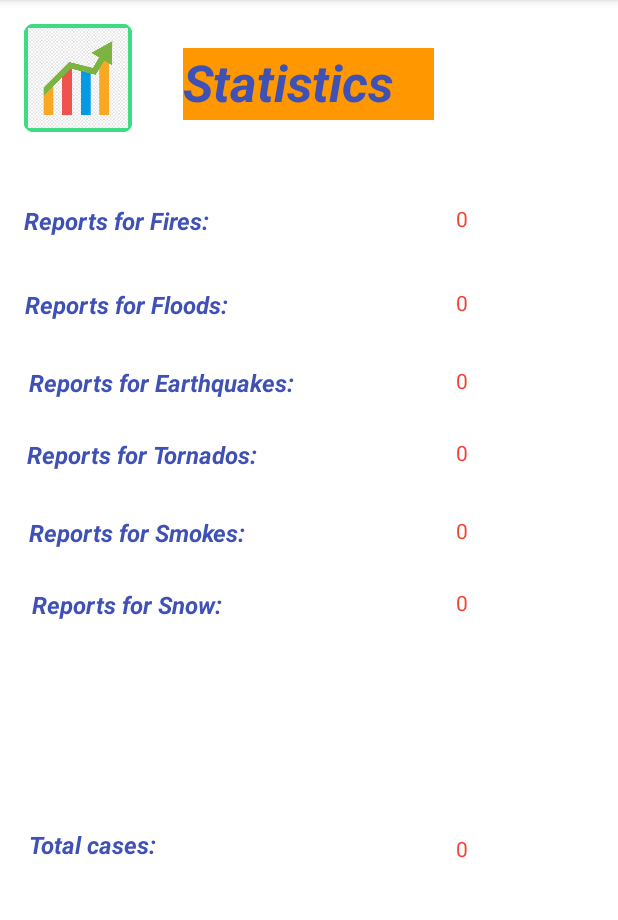
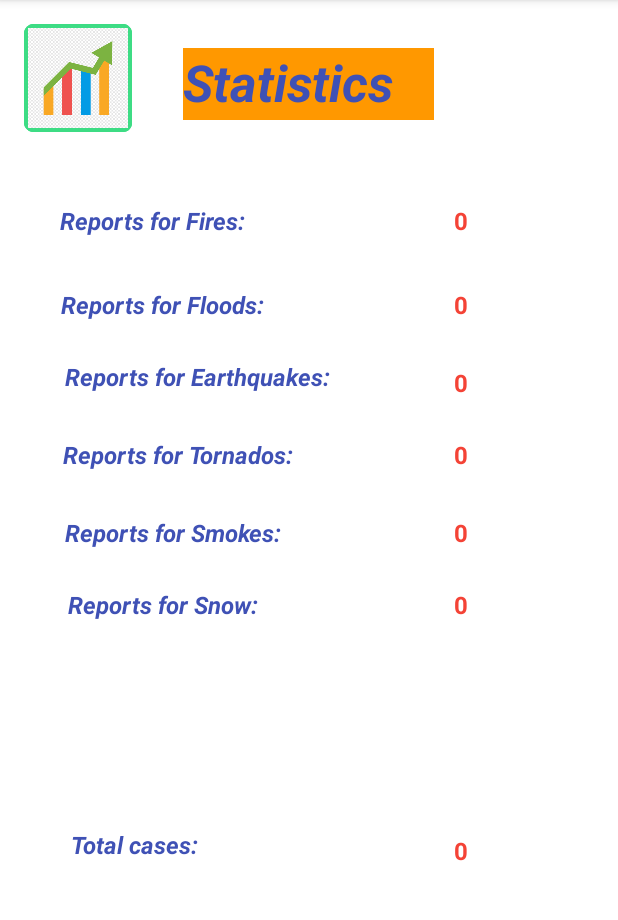
Before and after one commit to JasonSDMN2001/SmartAlert, an Android app: the MainActivity6 screen opened directly, with no data from a screen before it, on a phone screen of 412 x 824 dp, the part 84-1004 px from its top. Run offline under Robolectric (Android 15) with nearby library versions, the light colour scheme and no system bars; our stand-ins replace Firebase (no records; nobody signed in at launch, a user with empty details on screens opened directly).

Commit message:
statistics ui improvements

```diff
--- a/app/src/main/res/layout/activity_main6.xml
+++ b/app/src/main/res/layout/activity_main6.xml
@@ -14,6 +14,8 @@
         android:layout_marginEnd="100dp"
         android:text="TextView"
         android:textColor="#F44336"
+        android:textSize="16sp"
+        android:textStyle="bold"
         app:layout_constraintEnd_toEndOf="parent"
         app:layout_constraintTop_toTopOf="parent" />
 
@@ -22,7 +24,7 @@
         android:layout_width="wrap_content"
         android:layout_height="wrap_content"
         android:layout_marginTop="552dp"
-        android:layout_marginEnd="308dp"
+        android:layout_marginEnd="280dp"
         android:text="@string/total_cases"
         android:textColor="#3F51B5"
         android:textSize="16sp"
@@ -38,6 +40,8 @@
         android:layout_marginEnd="100dp"
         android:text="TextView"
         android:textColor="#F44336"
+        android:textSize="16sp"
+        android:textStyle="bold"
         app:layout_constraintEnd_toEndOf="parent"
         app:layout_constraintTop_toTopOf="parent" />
 
@@ -49,6 +53,8 @@
         android:layout_marginEnd="100dp"
         android:text="TextView"
         android:textColor="#F44336"
+        android:textSize="16sp"
+        android:textStyle="bold"
         app:layout_constraintEnd_toEndOf="parent"
         app:layout_constraintTop_toTopOf="parent" />
 
@@ -60,6 +66,8 @@
         android:layout_marginEnd="100dp"
         android:text="TextView"
         android:textColor="#F44336"
+        android:textSize="16sp"
+        android:textStyle="bold"
         app:layout_constraintEnd_toEndOf="parent"
         app:layout_constraintTop_toTopOf="parent" />
 
@@ -71,6 +79,8 @@
         android:layout_marginEnd="100dp"
         android:text="TextView"
         android:textColor="#F44336"
+        android:textSize="16sp"
+        android:textStyle="bold"
         app:layout_constraintEnd_toEndOf="parent"
         app:layout_constraintTop_toTopOf="parent" />
 
@@ -82,6 +92,8 @@
         android:layout_marginEnd="100dp"
         android:text="TextView"
         android:textColor="#F44336"
+        android:textSize="16sp"
+        android:textStyle="bold"
         app:layout_constraintEnd_toEndOf="parent"
         app:layout_constraintTop_toTopOf="parent" />
 
@@ -90,8 +102,60 @@
         android:layout_width="wrap_content"
         android:layout_height="wrap_content"
         android:layout_marginTop="392dp"
-        android:layout_marginEnd="264dp"
+        android:layout_marginEnd="240dp"
         android:text="@string/reports_for_snow"
+        android:textColor="#3F51B5"
+        android:textSize="16sp"
+        android:textStyle="bold|italic"
+        app:layout_constraintEnd_toEndOf="parent"
+        app:layout_constraintTop_toTopOf="parent" />
+
+    <TextView
+        android:id="@+id/textView17"
+        android:layout_width="wrap_content"
+        android:layout_height="wrap_content"
+        android:layout_marginTop="136dp"
+        android:layout_marginEnd="248dp"
+        android:text="@string/reports_for_fires"
+        android:textColor="#3F51B5"
+        android:textSize="16sp"
+        android:textStyle="bold|italic"
+        app:layout_constraintEnd_toEndOf="parent"
+        app:layout_constraintTop_toTopOf="parent" />
+
+    <TextView
+        android:id="@+id/textView29"
+        android:layout_width="wrap_content"
+        android:layout_height="wrap_content"
+        android:layout_marginTop="240dp"
+        android:layout_marginEnd="192dp"
+        android:text="@string/reports_for_earthquakes"
+        android:textColor="#3F51B5"
+        android:textSize="16sp"
+        android:textStyle="bold|italic"
+        app:layout_constraintEnd_toEndOf="parent"
+        app:layout_constraintTop_toTopOf="parent" />
+
+    <TextView
+        android:id="@+id/textView30"
+        android:layout_width="wrap_content"
+        android:layout_height="wrap_content"
+        android:layout_marginTop="292dp"
+        android:layout_marginEnd="216dp"
+        android:text="@string/reports_for_tornados"
+        android:textColor="#3F51B5"
+        android:textSize="16sp"
+        android:textStyle="bold|italic"
+        app:layout_constraintEnd_toEndOf="parent"
+        app:layout_constraintTop_toTopOf="parent" />
+
+    <TextView
+        android:id="@+id/textView28"
+        android:layout_width="wrap_content"
+        android:layout_height="wrap_content"
+        android:layout_marginTop="192dp"
+        android:layout_marginEnd="236dp"
+        android:text="@string/reports_for_floods"
         android:textColor="#3F51B5"
         android:textSize="16sp"
         android:textStyle="bold|italic"
@@ -103,47 +167,8 @@
         android:layout_width="wrap_content"
         android:layout_height="wrap_content"
         android:layout_marginTop="344dp"
-        android:layout_marginEnd="248dp"
+        android:layout_marginEnd="224dp"
         android:text="@string/reports_for_smokes"
-        android:textColor="#3F51B5"
-        android:textSize="16sp"
-        android:textStyle="bold|italic"
-        app:layout_constraintEnd_toEndOf="parent"
-        app:layout_constraintTop_toTopOf="parent" />
-
-    <TextView
-        android:id="@+id/textView30"
-        android:layout_width="wrap_content"
-        android:layout_height="wrap_content"
-        android:layout_marginTop="292dp"
-        android:layout_marginEnd="240dp"
-        android:text="@string/reports_for_tornados"
-        android:textColor="#3F51B5"
-        android:textSize="16sp"
-        android:textStyle="bold|italic"
-        app:layout_constraintEnd_toEndOf="parent"
-        app:layout_constraintTop_toTopOf="parent" />
-
-    <TextView
-        android:id="@+id/textView29"
-        android:layout_width="wrap_content"
-        android:layout_height="wrap_content"
-        android:layout_marginTop="244dp"
-        android:layout_marginEnd="216dp"
-        android:text="@string/reports_for_earthquakes"
-        android:textColor="#3F51B5"
-        android:textSize="16sp"
-        android:textStyle="bold|italic"
-        app:layout_constraintEnd_toEndOf="parent"
-        app:layout_constraintTop_toTopOf="parent" />
-
-    <TextView
-        android:id="@+id/textView28"
-        android:layout_width="wrap_content"
-        android:layout_height="wrap_content"
-        android:layout_marginTop="192dp"
-        android:layout_marginEnd="260dp"
-        android:text="@string/reports_for_floods"
         android:textColor="#3F51B5"
         android:textSize="16sp"
         android:textStyle="bold|italic"
@@ -178,19 +203,6 @@
         app:srcCompat="@mipmap/statistics" />
 
     <TextView
-        android:id="@+id/textView17"
-        android:layout_width="wrap_content"
-        android:layout_height="wrap_content"
-        android:layout_marginTop="136dp"
-        android:layout_marginEnd="272dp"
-        android:text="@string/reports_for_fires"
-        android:textColor="#3F51B5"
-        android:textSize="16sp"
-        android:textStyle="bold|italic"
-        app:layout_constraintEnd_toEndOf="parent"
-        app:layout_constraintTop_toTopOf="parent" />
-
-    <TextView
         android:id="@+id/textView33"
         android:layout_width="wrap_content"
         android:layout_height="wrap_content"
@@ -198,6 +210,8 @@
         android:layout_marginEnd="100dp"
         android:text="TextView"
         android:textColor="#F44336"
+        android:textSize="16sp"
+        android:textStyle="bold"
         app:layout_constraintEnd_toEndOf="parent"
         app:layout_constraintTop_toTopOf="parent" />
 
```
